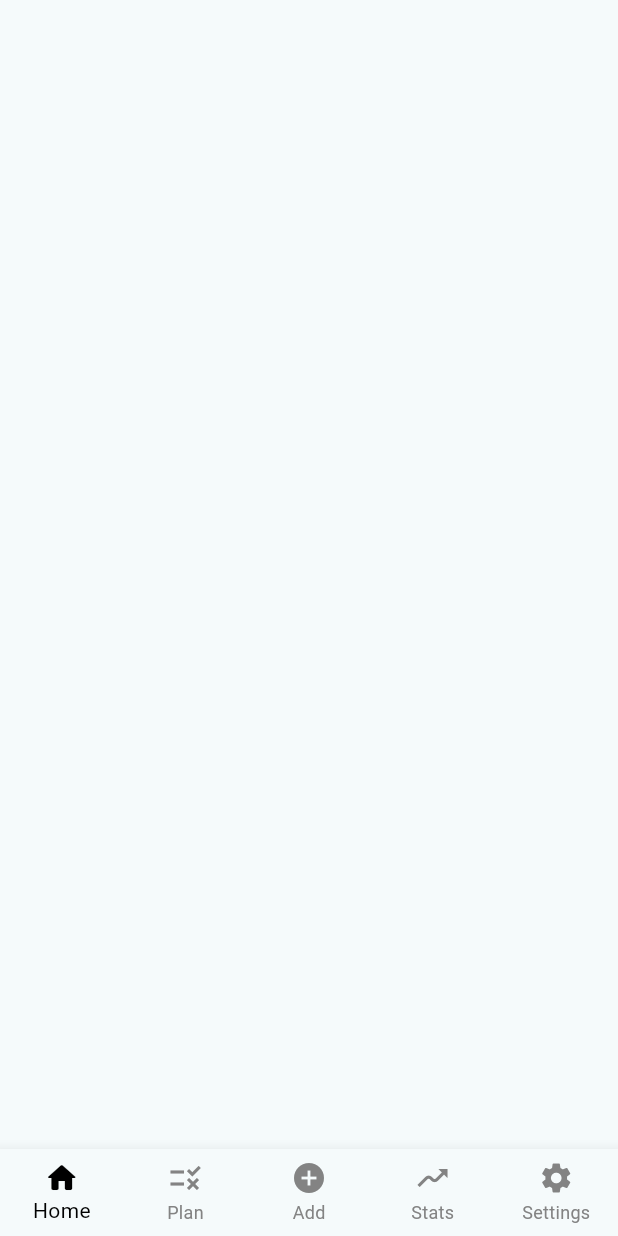
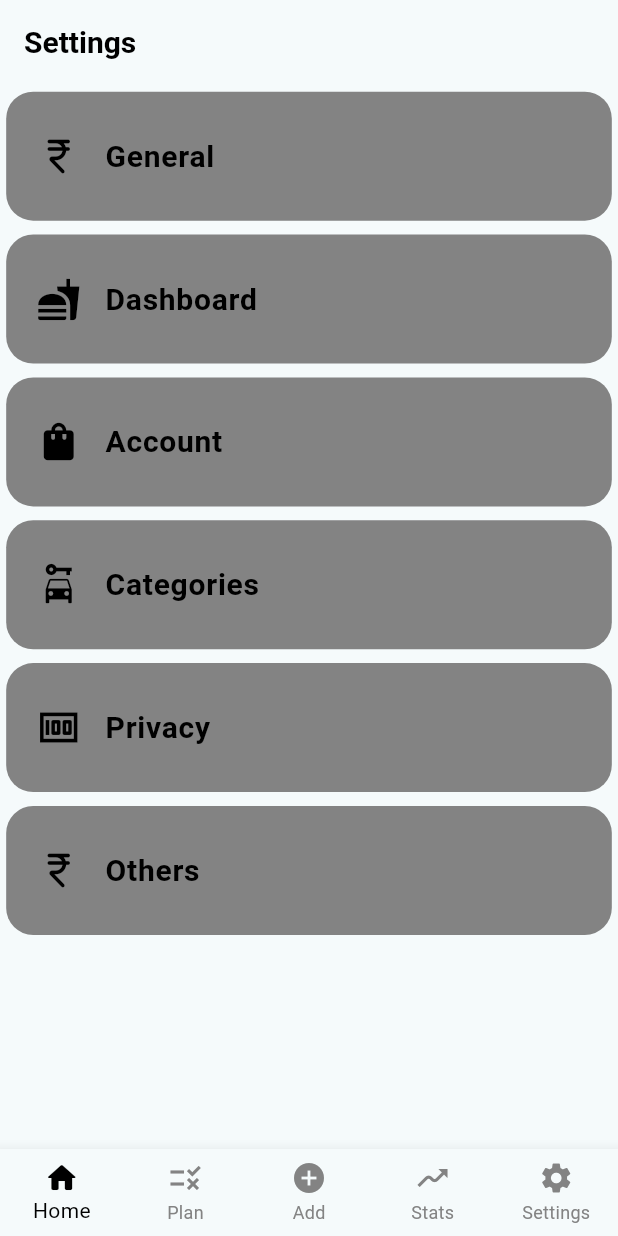
Before and after one commit to samarth-thaker/Budget-Planner, a Flutter app: the MoreOptions screen opened by its route, on a phone screen of 412 x 824 dp. Run offline on Flutter 3.47's test engine with Material 3 defaults, Android fonts, the light colour scheme and no system bars.

Commit message:
More/Settings page started

```diff
--- a/lib/more.dart
+++ b/lib/more.dart
@@ -19,10 +19,60 @@ void home(BuildContext context) {
   void more(BuildContext context) {
     Navigator.pushNamed(context, '/more');
   }
+  Widget customTile(String title, IconData icon, BuildContext context) {
+    double screenWidth = MediaQuery.of(context).size.width;
+    double tilePadding = screenWidth*0.01;
+    return Padding(
+      padding: EdgeInsets.all(tilePadding),
+      child: ListTile(
+        contentPadding: const EdgeInsets.symmetric(vertical: 15.0, horizontal: 20.0),
+        title: Text(
+          title,
+          style: const TextStyle(
+              fontSize: 20, fontWeight: FontWeight.bold, color: Colors.black),
+        ),
+        leading: Icon(
+          icon,
+          color: Colors.black,
+          size: 30,
+        ),
+        shape: RoundedRectangleBorder(
+          borderRadius: BorderRadius.circular(18),
+        ),
+        tileColor: const Color.fromARGB(249, 128, 128, 128),
+      ),
+    );
+  }
   @override
   Widget build(BuildContext context) {
 
     return Scaffold(
+    appBar: AppBar(
+      automaticallyImplyLeading: false,
+
+      title: const Text("Settings",
+      style: TextStyle(
+              fontWeight: FontWeight.bold,
+              color: Colors.black, fontSize: 20,
+              ),
+      ),
+    ),
+      body: ListView(
+        children:  [
+          const SizedBox(height: 1),
+          customTile("General", Icons.currency_rupee_rounded, context),
+          const SizedBox(height: 1),
+          customTile("Dashboard", Icons.fastfood, context),
+          const SizedBox(height: 1),
+          customTile("Account", Icons.shopping_bag, context),
+          const SizedBox(height: 1),
+          customTile("Categories", Icons.car_rental, context),
+          const SizedBox(height: 1),
+          customTile("Privacy", Icons.money, context),
+          const SizedBox(height: 1),
+          customTile("Others", Icons.currency_rupee_rounded, context),
+        ],
+      ),
       bottomNavigationBar: ValueListenableBuilder<int>(
           valueListenable: _selectedIndex,
           builder: (context, selectedIndex, child) {
```
